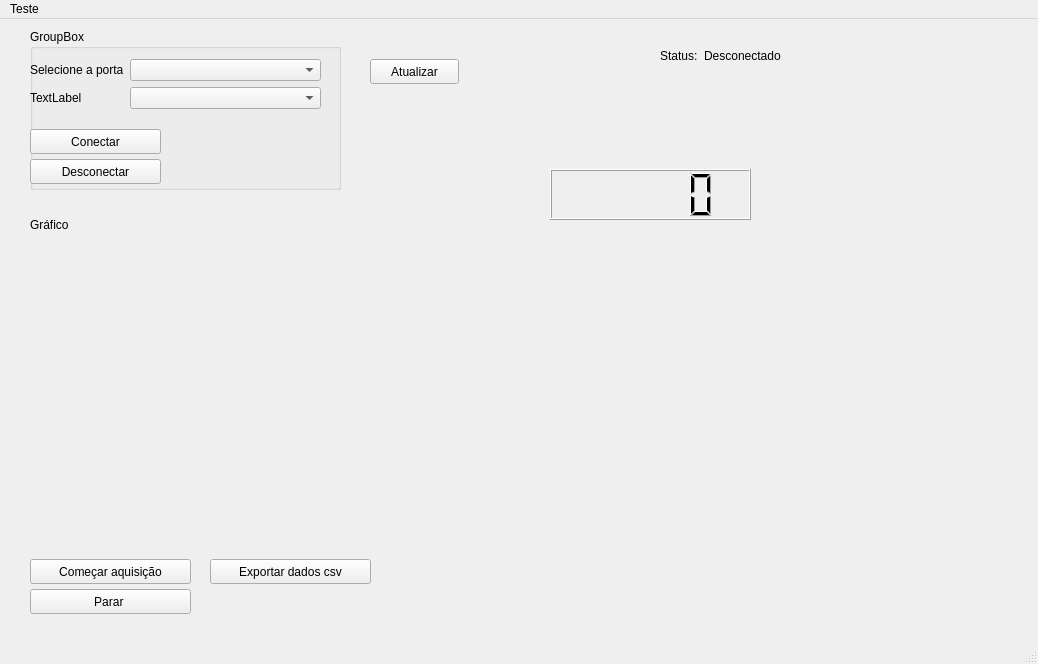
This is qt-arduino/mainwindow.ui in gustavoeraldo/sistema-prave as Qt 5 draws it before an edit. The edited form follows.
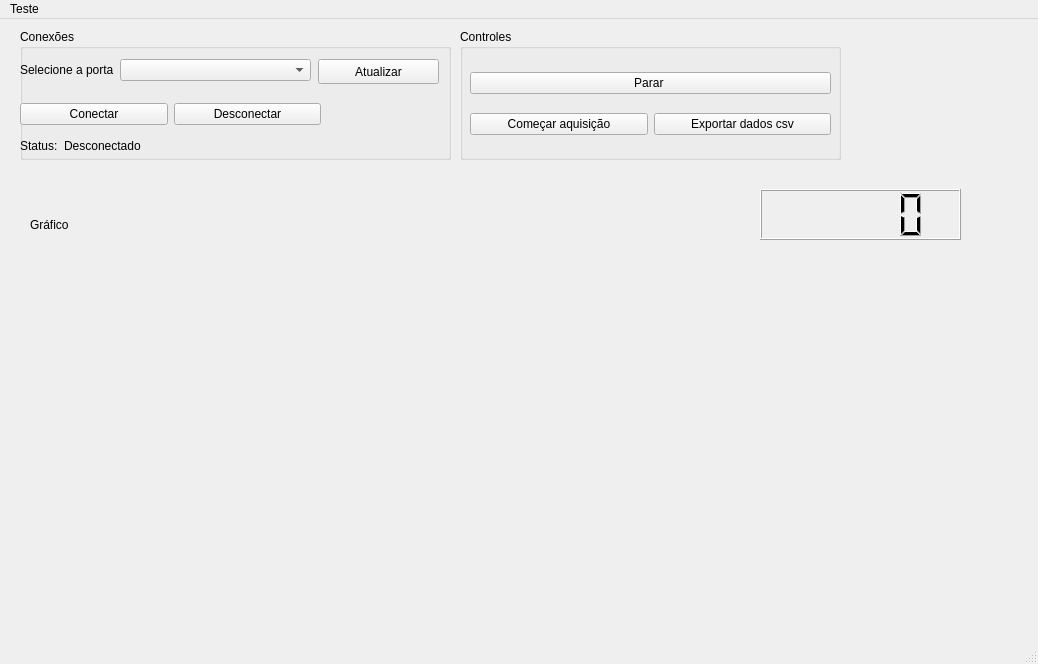
This is the edited form. Custom widgets are drawn as their Qt base class.

The edit to the form file:
```diff
--- a/qt-arduino/mainwindow.ui
+++ b/qt-arduino/mainwindow.ui
@@ -30,56 +30,17 @@
      <string>Gráfico</string>
     </property>
    </widget>
-   <widget class="QPushButton" name="pushButton_2">
-    <property name="geometry">
-     <rect>
-      <x>30</x>
-      <y>540</y>
-      <width>161</width>
-      <height>25</height>
-     </rect>
-    </property>
-    <property name="text">
-     <string>Começar aquisição</string>
-    </property>
-   </widget>
-   <widget class="QPushButton" name="pushButton_3">
-    <property name="geometry">
-     <rect>
-      <x>30</x>
-      <y>570</y>
-      <width>161</width>
-      <height>25</height>
-     </rect>
-    </property>
-    <property name="text">
-     <string>Parar </string>
-    </property>
-   </widget>
-   <widget class="QPushButton" name="pushButton_4">
-    <property name="geometry">
-     <rect>
-      <x>210</x>
-      <y>540</y>
-      <width>161</width>
-      <height>25</height>
-     </rect>
-    </property>
-    <property name="text">
-     <string>Exportar dados csv</string>
-    </property>
-   </widget>
    <widget class="QGroupBox" name="groupBox">
     <property name="geometry">
      <rect>
-      <x>30</x>
+      <x>20</x>
       <y>10</y>
-      <width>311</width>
-      <height>161</height>
+      <width>431</width>
+      <height>131</height>
      </rect>
     </property>
     <property name="title">
-     <string>GroupBox</string>
+     <string>Conexões</string>
     </property>
     <widget class="QWidget" name="formLayoutWidget">
      <property name="geometry">
@@ -87,10 +48,17 @@
        <x>0</x>
        <y>30</y>
        <width>291</width>
-       <height>61</height>
+       <height>31</height>
       </rect>
      </property>
      <layout class="QFormLayout" name="formLayout">
+      <item row="0" column="0">
+       <widget class="QLabel" name="label">
+        <property name="text">
+         <string>Selecione a porta</string>
+        </property>
+       </widget>
+      </item>
       <item row="0" column="1">
        <widget class="QComboBox" name="portSelection">
         <property name="enabled">
@@ -101,90 +69,73 @@
         </property>
        </widget>
       </item>
+     </layout>
+    </widget>
+    <widget class="QPushButton" name="refreshButton">
+     <property name="geometry">
+      <rect>
+       <x>298</x>
+       <y>30</y>
+       <width>121</width>
+       <height>25</height>
+      </rect>
+     </property>
+     <property name="text">
+      <string>Atualizar</string>
+     </property>
+    </widget>
+    <widget class="QWidget" name="formLayoutWidget_2">
+     <property name="geometry">
+      <rect>
+       <x>0</x>
+       <y>110</y>
+       <width>161</width>
+       <height>21</height>
+      </rect>
+     </property>
+     <layout class="QFormLayout" name="formLayout_2">
       <item row="0" column="0">
-       <widget class="QLabel" name="label">
+       <widget class="QLabel" name="label_5">
         <property name="text">
-         <string>Selecione a porta</string>
+         <string>Status:</string>
         </property>
        </widget>
       </item>
-      <item row="1" column="0">
-       <widget class="QLabel" name="label_4">
+      <item row="0" column="1">
+       <widget class="QLabel" name="connectionStatusLabel">
         <property name="text">
-         <string>TextLabel</string>
+         <string>Desconectado</string>
         </property>
        </widget>
       </item>
-      <item row="1" column="1">
-       <widget class="QComboBox" name="selectRow"/>
-      </item>
      </layout>
     </widget>
-    <widget class="QPushButton" name="connectDeviceButton">
+    <widget class="QWidget" name="horizontalLayoutWidget">
      <property name="geometry">
       <rect>
        <x>0</x>
-       <y>100</y>
-       <width>131</width>
-       <height>25</height>
+       <y>70</y>
+       <width>301</width>
+       <height>31</height>
       </rect>
      </property>
-     <property name="text">
-      <string>Conectar</string>
-     </property>
+     <layout class="QHBoxLayout" name="horizontalLayout">
+      <item>
+       <widget class="QPushButton" name="connectDeviceButton">
+        <property name="text">
+         <string>Conectar</string>
+        </property>
+       </widget>
+      </item>
+      <item>
+       <widget class="QPushButton" name="pushButton_5">
+        <property name="text">
+         <string>Desconectar</string>
+        </property>
+       </widget>
+      </item>
+     </layout>
     </widget>
-    <widget class="QPushButton" name="pushButton_5">
-     <property name="geometry">
-      <rect>
-       <x>0</x>
-       <y>130</y>
-       <width>131</width>
-       <height>25</height>
-      </rect>
-     </property>
-     <property name="text">
-      <string>Desconectar</string>
-     </property>
-    </widget>
-   </widget>
-   <widget class="QWidget" name="formLayoutWidget_2">
-    <property name="geometry">
-     <rect>
-      <x>660</x>
-      <y>30</y>
-      <width>161</width>
-      <height>21</height>
-     </rect>
-    </property>
-    <layout class="QFormLayout" name="formLayout_2">
-     <item row="0" column="0">
-      <widget class="QLabel" name="label_5">
-       <property name="text">
-        <string>Status:</string>
-       </property>
-      </widget>
-     </item>
-     <item row="0" column="1">
-      <widget class="QLabel" name="label_2">
-       <property name="text">
-        <string>Desconectado</string>
-       </property>
-      </widget>
-     </item>
-    </layout>
-   </widget>
-   <widget class="QPushButton" name="refreshButton">
-    <property name="geometry">
-     <rect>
-      <x>370</x>
-      <y>40</y>
-      <width>89</width>
-      <height>25</height>
-     </rect>
-    </property>
-    <property name="text">
-     <string>Atualizar</string>
-    </property>
    </widget>
    <widget class="QCustomPlot" name="customPlot" native="true">
     <property name="geometry">
@@ -199,13 +150,67 @@
    <widget class="QLCDNumber" name="lcdNumber">
     <property name="geometry">
      <rect>
-      <x>550</x>
-      <y>150</y>
+      <x>760</x>
+      <y>170</y>
       <width>201</width>
       <height>51</height>
      </rect>
     </property>
    </widget>
+   <widget class="QGroupBox" name="groupBox_2">
+    <property name="geometry">
+     <rect>
+      <x>460</x>
+      <y>10</y>
+      <width>381</width>
+      <height>131</height>
+     </rect>
+    </property>
+    <property name="title">
+     <string>Controles</string>
+    </property>
+    <widget class="QWidget" name="verticalLayoutWidget">
+     <property name="geometry">
+      <rect>
+       <x>10</x>
+       <y>30</y>
+       <width>361</width>
+       <height>91</height>
+      </rect>
+     </property>
+     <layout class="QVBoxLayout" name="verticalLayout">
+      <item>
+       <layout class="QHBoxLayout" name="horizontalLayout_2">
+        <item>
+         <widget class="QPushButton" name="pushButton_3">
+          <property name="text">
+           <string>Parar </string>
+          </property>
+         </widget>
+        </item>
+       </layout>
+      </item>
+      <item>
+       <layout class="QHBoxLayout" name="horizontalLayout_3">
+        <item>
+         <widget class="QPushButton" name="pushButton_2">
+          <property name="text">
+           <string>Começar aquisição</string>
+          </property>
+         </widget>
+        </item>
+        <item>
+         <widget class="QPushButton" name="exportCSVButton">
+          <property name="text">
+           <string>Exportar dados csv</string>
+          </property>
+         </widget>
+        </item>
+       </layout>
+      </item>
+     </layout>
+    </widget>
+   </widget>
   </widget>
   <widget class="QMenuBar" name="menubar">
    <property name="geometry">
```
